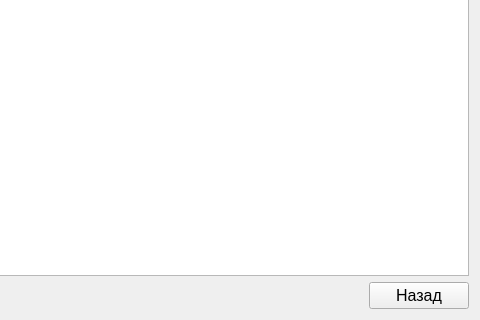
This is history.ui in PlexILIghT/WhiskerBrowser as Qt 5 draws it before an edit; both pictures show x 160 to 640 and y 160 to 480 of the 640 by 480 pixel window. The edited form follows.
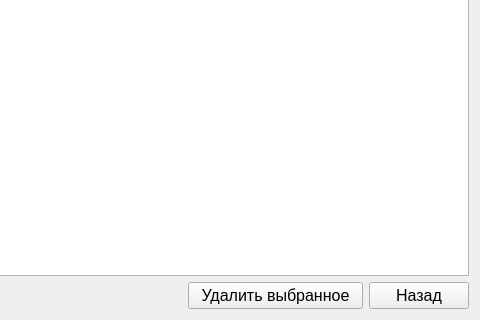
This is the edited form.

The edit to the form file:
```diff
--- a/history.ui
+++ b/history.ui
@@ -46,6 +46,30 @@
          </property>
         </spacer>
        </item>
+       <item>
+        <widget class="QPushButton" name="deleteSelectedButton">
+         <property name="sizePolicy">
+          <sizepolicy hsizetype="Expanding" vsizetype="Fixed">
+           <horstretch>0</horstretch>
+           <verstretch>0</verstretch>
+          </sizepolicy>
+         </property>
+         <property name="maximumSize">
+          <size>
+           <width>175</width>
+           <height>16777215</height>
+          </size>
+         </property>
+         <property name="font">
+          <font>
+           <pointsize>12</pointsize>
+          </font>
+         </property>
+         <property name="text">
+          <string>Удалить выбранное</string>
+         </property>
+        </widget>
+       </item>
        <item>
         <widget class="QPushButton" name="backButton">
          <property name="sizePolicy">
```
Left out of the diff: 32 changed lines with no effect on the pictures.
